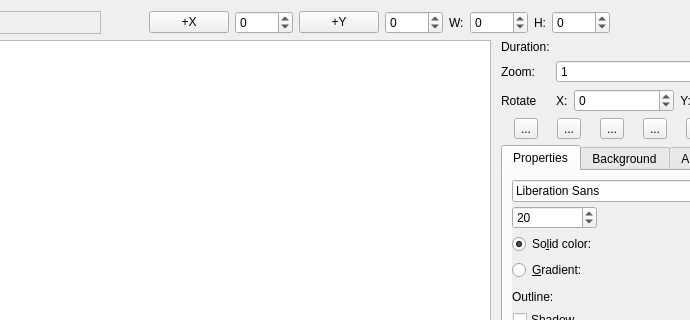
Qt form src/ui/titlewidget_ui.ui (KDE/kdenlive) before a commit; both pictures show x 159 to 849 and y 0 to 320 of the 1096 by 726 pixel window.
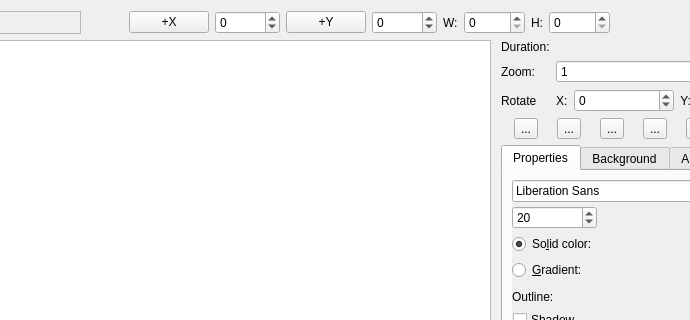
The same form after that commit. Icons and pictures are not drawn. Custom widgets are drawn as their Qt base class.

Commit message:
Fix the spinbox range for title position and size
Large animated titles (like credits) can easily extend past the default
spinbox maximum of 5000.  You could still place them outside that range
but you then get no feedback or fine control via the spinbox of their
precise position.

Increasing it to 99999 is still a bit arbitrary, but that value will
fit without making the box physically larger, and INT_MAX seems a bit
overkill.  We can always bump it again if a real user needs that.

Cap the width and height minimum at 0 - negative size doesn't make
a lot of sense here.

What changed in the file:
```diff
--- a/src/ui/titlewidget_ui.ui
+++ b/src/ui/titlewidget_ui.ui
@@ -247,10 +247,10 @@
       <item row="0" column="1">
        <widget class="QSpinBox" name="value_x">
         <property name="minimum">
-         <number>-5000</number>
+         <number>-99999</number>
         </property>
         <property name="maximum">
-         <number>5000</number>
+         <number>99999</number>
         </property>
        </widget>
       </item>
@@ -300,10 +300,10 @@
       <item row="0" column="7">
        <widget class="QSpinBox" name="value_h">
         <property name="minimum">
-         <number>-1000</number>
+         <number>0</number>
         </property>
         <property name="maximum">
-         <number>5000</number>
+         <number>99999</number>
         </property>
        </widget>
       </item>
@@ -338,10 +338,10 @@
       <item row="0" column="5">
        <widget class="QSpinBox" name="value_w">
         <property name="minimum">
-         <number>-1000</number>
+         <number>0</number>
         </property>
         <property name="maximum">
-         <number>5000</number>
+         <number>99999</number>
         </property>
        </widget>
       </item>
@@ -355,10 +355,10 @@
       <item row="0" column="3">
        <widget class="QSpinBox" name="value_y">
         <property name="minimum">
-         <number>-5000</number>
+         <number>-99999</number>
         </property>
         <property name="maximum">
-         <number>5000</number>
+         <number>99999</number>
         </property>
        </widget>
       </item>
```
